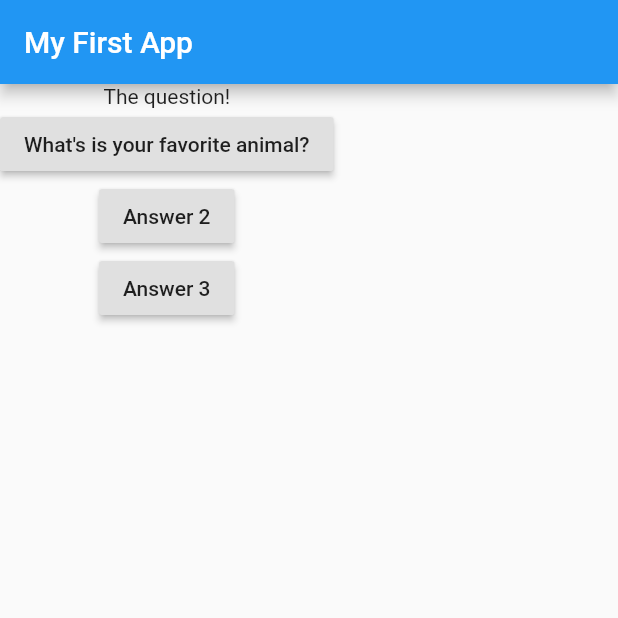
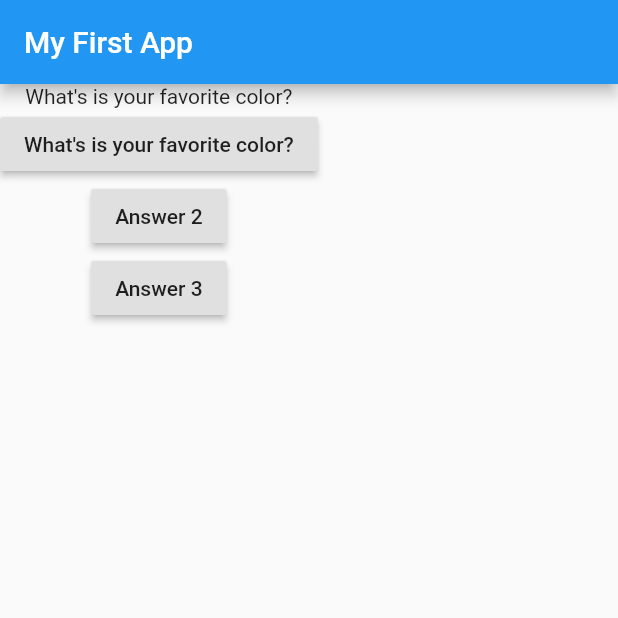
Before and after one commit to SkRhRasel/flutter_basic_widgets, a Flutter app: the screen it shows after launch, on a phone screen of 412 x 824 dp, the top half of it. Run offline on Flutter 3.47's test engine with Material 2 defaults, Android fonts, the phone set to English and light mode, and no system bars.

Commit message:
23. Updating Correctly with Stateful Widgets

```diff
--- a/flutter_basic_widgets/lib/main.dart
+++ b/flutter_basic_widgets/lib/main.dart
@@ -2,11 +2,21 @@ import 'package:flutter/material.dart';
 
 void main() => runApp(MyApp());
 
-class MyApp extends StatelessWidget {
+class MyApp extends StatefulWidget {
+  @override
+  State<StatefulWidget> createState() {
+    // TODO: implement createState
+    return MyAppState();
+  }
+}
+
+class MyAppState extends State<MyApp> {
   var questionIndex = 0;
 
   void answerQuestion() {
-    questionIndex = questionIndex + 1;
+    setState(() {
+      questionIndex = questionIndex + 1;
+    });
     print(questionIndex);
   }
 
@@ -23,8 +33,10 @@ class MyApp extends StatelessWidget {
         ),
         body: Column(
           children: <Widget>[
-            Text('The question!'),
-            RaisedButton(child: Text(questions[1]), onPressed: answerQuestion),
+            Text(
+              questions[questionIndex],
+            ),
+            RaisedButton(child: Text(questions[0]), onPressed: answerQuestion),
             RaisedButton(
               child: Text('Answer 2'),
               onPressed: () => print('Answer 2 chosen!'),
```
